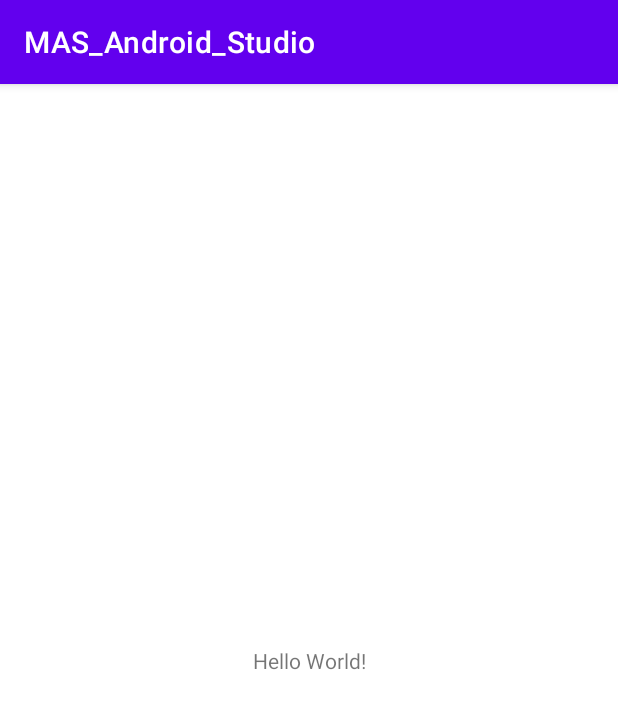
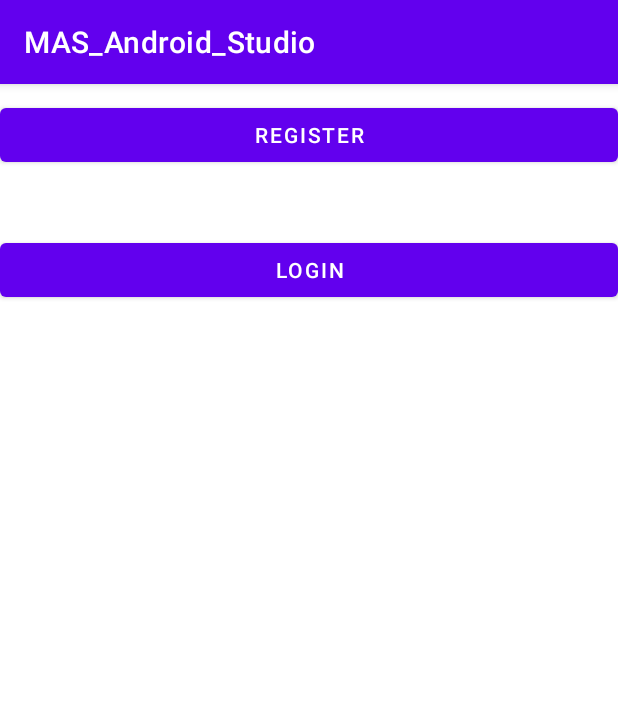
Before and after one commit to JasleenSidhu20/MASProgramming, an Android app: the screen it shows after launch (MainActivity), on a phone screen of 412 x 824 dp. Shown: the top 709 px of the screen. Run offline under Robolectric (Android 15) with nearby library versions, the phone set to English and light mode, and no system bars.

Commit message:
new activities

```diff
--- a/MAS_Android_Studio/app/src/main/AndroidManifest.xml
+++ b/MAS_Android_Studio/app/src/main/AndroidManifest.xml
@@ -10,6 +10,12 @@
         android:supportsRtl="true"
         android:theme="@style/Theme.MAS_Android_Studio">
         <activity
+            android:name=".LoginActivity"
+            android:exported="false" />
+        <activity
+            android:name=".RegisterActivity"
+            android:exported="false" />
+        <activity
             android:name=".MainActivity"
             android:exported="true">
             <intent-filter>
--- a/MAS_Android_Studio/app/src/main/java/com/example/mas_android_studio/MainActivity.java
+++ b/MAS_Android_Studio/app/src/main/java/com/example/mas_android_studio/MainActivity.java
@@ -3,12 +3,19 @@ package com.example.mas_android_studio;
 import androidx.appcompat.app.AppCompatActivity;
 
 import android.os.Bundle;
+import android.widget.Button;
 
 public class MainActivity extends AppCompatActivity {
+
+    private Button register;
+    private Button login;
+
 
     @Override
     protected void onCreate(Bundle savedInstanceState) {
         super.onCreate(savedInstanceState);
         setContentView(R.layout.activity_main);
+        register = findViewById(R.id.register);
+        login = findViewById(R.id.login);
     }
 }
--- a/MAS_Android_Studio/app/src/main/res/layout/activity_main.xml
+++ b/MAS_Android_Studio/app/src/main/res/layout/activity_main.xml
@@ -1,18 +1,37 @@
 <?xml version="1.0" encoding="utf-8"?>
-<androidx.constraintlayout.widget.ConstraintLayout xmlns:android="http://schemas.android.com/apk/res/android"
+<RelativeLayout xmlns:android="http://schemas.android.com/apk/res/android"
     xmlns:app="http://schemas.android.com/apk/res-auto"
     xmlns:tools="http://schemas.android.com/tools"
     android:layout_width="match_parent"
     android:layout_height="match_parent"
     tools:context=".MainActivity">
 
-    <TextView
-        android:layout_width="wrap_content"
+    <Button
+        android:layout_width="match_parent"
         android:layout_height="wrap_content"
-        android:text="Hello World!"
-        app:layout_constraintBottom_toBottomOf="parent"
-        app:layout_constraintLeft_toLeftOf="parent"
-        app:layout_constraintRight_toRightOf="parent"
-        app:layout_constraintTop_toTopOf="parent" />
+        android:text="@string/register"
+        android:id="@+id/register"
+        android:layout_marginTop="10dp"
 
-</androidx.constraintlayout.widget.ConstraintLayout>
+         />
+    <Button
+        android:layout_width="match_parent"
+        android:layout_height="wrap_content"
+        android:text="@string/login"
+        android:id="@+id/login"
+        android:layout_marginTop="100dp"
+
+        />
+
+
+
+<!--    <TextView-->
+<!--        android:layout_width="wrap_content"-->
+<!--        android:layout_height="wrap_content"-->
+<!--        android:text="Hello World!"-->
+<!--        app:layout_constraintBottom_toBottomOf="parent"-->
+<!--        app:layout_constraintLeft_toLeftOf="parent"-->
+<!--        app:layout_constraintRight_toRightOf="parent"-->
+<!--        app:layout_constraintTop_toTopOf="parent" />-->
+
+</RelativeLayout>
--- a/MAS_Android_Studio/app/src/main/res/values/strings.xml
+++ b/MAS_Android_Studio/app/src/main/res/values/strings.xml
@@ -1,3 +1,5 @@
 <resources>
     <string name="app_name">MAS_Android_Studio</string>
+    <string name="register">register</string>
+    <string name="login">login</string>
 </resources>
--- a/MAS_Android_Studio/gradle.properties
+++ b/MAS_Android_Studio/gradle.properties
@@ -17,3 +17,4 @@ org.gradle.jvmargs=-Xmx2048m -Dfile.encoding=UTF-8
 android.useAndroidX=true
 # Automatically convert third-party libraries to use AndroidX
 android.enableJetifier=true
+android.suppressUnsupportedCompileSdk=32
```
Also changed, not shown: MAS_Android_Studio/app/src/main/java/com/example/mas_android_studio/LoginActivity.java (added, +14 -0 lines), MAS_Android_Studio/app/src/main/java/com/example/mas_android_studio/RegisterActivity.java (added, +14 -0 lines), MAS_Android_Studio/app/src/main/res/layout/activity_login.xml (added, +9 -0 lines), MAS_Android_Studio/app/src/main/res/layout/activity_register.xml (added, +9 -0 lines), 1 other file.
